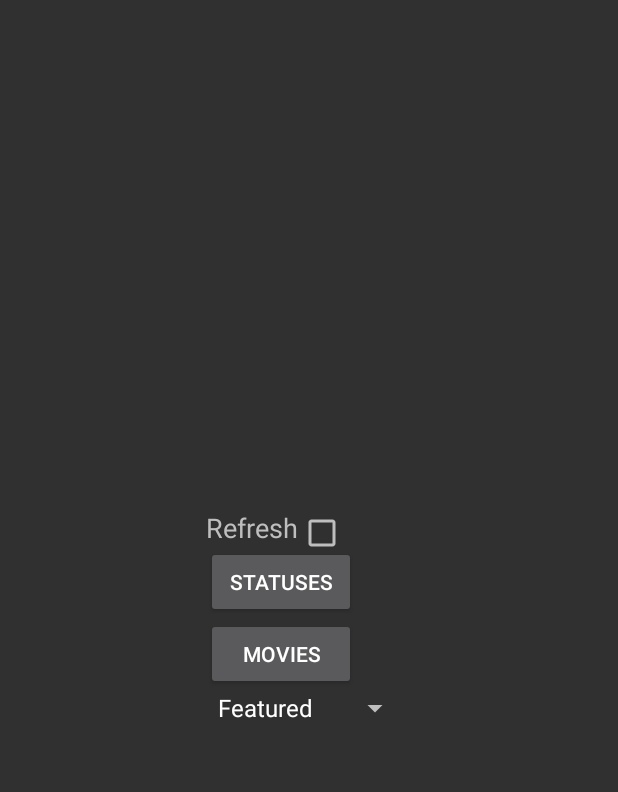
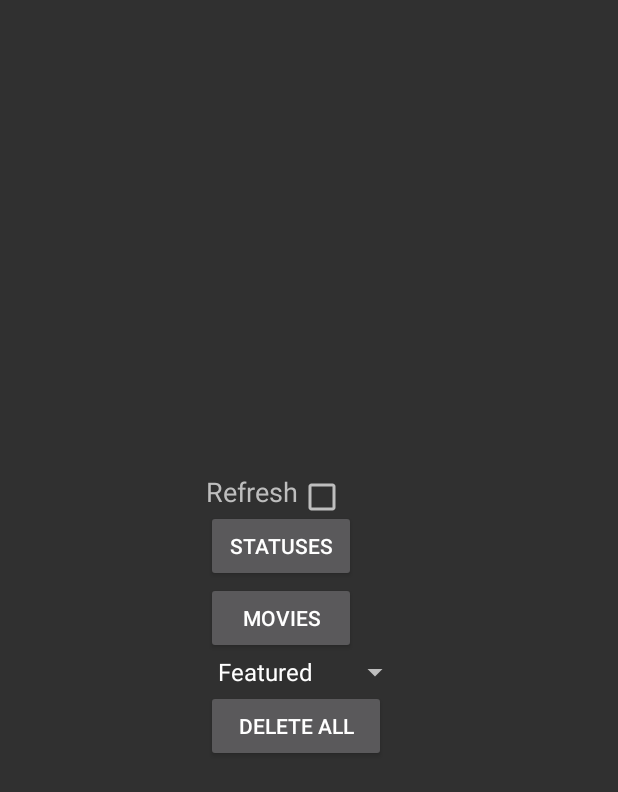
Before and after one commit to Kirtsim/MovieStop, an Android app: the DebugActivity screen opened directly, with no data from a screen before it, on a phone screen of 412 x 824 dp. Shown: the top 792 px of the screen. Run offline under Robolectric (Android 15) with nearby library versions, the phone set to English and light mode, and no system bars; our stand-ins replace RxJava.

Commit message:
add a Deletion button to Debug Activity to clear the database

```diff
--- a/app/src/main/java/fm/kirtsim/kharos/moviestop/debug/db/DebugActivity.java
+++ b/app/src/main/java/fm/kirtsim/kharos/moviestop/debug/db/DebugActivity.java
@@ -2,6 +2,7 @@ package fm.kirtsim.kharos.moviestop.debug.db;
 
 import android.os.Bundle;
 import android.support.annotation.Nullable;
+import android.support.design.widget.Snackbar;
 import android.support.v4.app.FragmentTransaction;
 import android.support.v7.app.AppCompatActivity;
 import android.util.Log;
@@ -12,7 +13,13 @@ import android.widget.Button;
 import android.widget.CheckBox;
 import android.widget.Spinner;
 
+import javax.inject.Inject;
+
+import fm.kirtsim.kharos.moviestop.App;
 import fm.kirtsim.kharos.moviestop.R;
+import fm.kirtsim.kharos.moviestop.repository.MovieRepository;
+import io.reactivex.CompletableObserver;
+import io.reactivex.android.schedulers.AndroidSchedulers;
 
 import static fm.kirtsim.kharos.moviestop.debug.db.DebugFragmentArguments.ARG_REFRESH;
 import static fm.kirtsim.kharos.moviestop.debug.db.DebugFragmentArguments.ARG_STATUS;
@@ -23,6 +30,9 @@ import static fm.kirtsim.kharos.moviestop.debug.db.DebugFragmentArguments.ARG_ST
 
 public final class DebugActivity extends AppCompatActivity {
 
+    @Inject
+    MovieRepository repo;
+
     private ViewGroup toolContainer;
 
     private CheckBox refreshCbx;
@@ -31,6 +41,7 @@ public final class DebugActivity extends AppCompatActivity {
 
     private Button showMoviesBtn;
     private Button showStatusesBtn;
+    private Button deleteAllBtn;
 
     private String[] statusCodes;
     private String status;
@@ -38,6 +49,7 @@ public final class DebugActivity extends AppCompatActivity {
 
     @Override
     protected void onCreate(@Nullable Bundle savedInstanceState) {
+        ((App) getApplication()).getTmdbApiComponent().inject(this);
         super.onCreate(savedInstanceState);
         setContentView(R.layout.debug_db_activity);
         initStatusCodes();
@@ -45,6 +57,12 @@ public final class DebugActivity extends AppCompatActivity {
 
         showMoviesBtn.setOnClickListener(ev -> showFragment(new DebugFragmentMovieDB()));
         showStatusesBtn.setOnClickListener(ev -> showFragment(new DebugFragmentMovieStatusDB()));
+        deleteAllBtn.setOnClickListener(ev -> {
+            repo.clearDatabase().observeOn(AndroidSchedulers.mainThread())
+                    .subscribe(() -> Snackbar.make(toolContainer,
+                            "database cleared", Snackbar.LENGTH_SHORT).show(),
+                            e -> Snackbar.make(toolContainer, "failed to clear the db", Snackbar.LENGTH_SHORT).show());
+        });
 
         statusSpinner.setOnItemSelectedListener(new AdapterView.OnItemSelectedListener() {
             @Override
@@ -78,6 +96,7 @@ public final class DebugActivity extends AppCompatActivity {
         statusSpinner = findViewById(R.id.status_spinner);
         showMoviesBtn = findViewById(R.id.btn_fetch_movies);
         showStatusesBtn = findViewById(R.id.btn_fetch_status);
+        deleteAllBtn = findViewById(R.id.btn_delete);
     }
 
     private void showFragment(DebugFragment fragment) {
--- a/app/src/main/java/fm/kirtsim/kharos/moviestop/debug/db/DebugFragment.java
+++ b/app/src/main/java/fm/kirtsim/kharos/moviestop/debug/db/DebugFragment.java
@@ -4,6 +4,7 @@ import android.os.Bundle;
 import android.support.annotation.LayoutRes;
 import android.support.annotation.Nullable;
 import android.support.v4.app.Fragment;
+import android.util.Log;
 import android.view.LayoutInflater;
 import android.view.View;
 import android.view.ViewGroup;
--- a/app/src/main/java/fm/kirtsim/kharos/moviestop/di/component/TMDBApiComponent.java
+++ b/app/src/main/java/fm/kirtsim/kharos/moviestop/di/component/TMDBApiComponent.java
@@ -3,6 +3,7 @@ package fm.kirtsim.kharos.moviestop.di.component;
 import javax.inject.Singleton;
 
 import dagger.Component;
+import fm.kirtsim.kharos.moviestop.debug.db.DebugActivity;
 import fm.kirtsim.kharos.moviestop.debug.db.DebugFragment;
 import fm.kirtsim.kharos.moviestop.di.AppModule;
 import fm.kirtsim.kharos.moviestop.di.TMDBApiModule;
@@ -19,4 +20,6 @@ public interface TMDBApiComponent {
     void inject(HomeFragment homeFragment);
 
     void inject(DebugFragment debugFragment);
+
+    void inject(DebugActivity debugActivity);
 }
--- a/app/src/main/java/fm/kirtsim/kharos/moviestop/home/HomeFragmentVM.java
+++ b/app/src/main/java/fm/kirtsim/kharos/moviestop/home/HomeFragmentVM.java
@@ -68,8 +68,10 @@ public class HomeFragmentVM extends ViewModel {
     }
 
     private String firstMoviePosterURL(List<Movie> movies) {
-        if (movies != null && movies.size() > 0)
+        if (movies != null && movies.size() > 0) {
+            Log.d("DEBUG", movies.get(0).getTitle() + "  " + movies.get(0).getId());
             return posterBaseUrl + movies.get(0).getBackdropPath();
+        }
         return "";
     }
 
--- a/app/src/main/res/layout/debug_db_activity.xml
+++ b/app/src/main/res/layout/debug_db_activity.xml
@@ -50,6 +50,13 @@
             android:entries="@array/movie_status"
             android:layout_below="@id/btn_fetch_movies"/>
 
+        <Button
+            android:id="@+id/btn_delete"
+            android:text="Delete All"
+            android:layout_width="120dp"
+            android:layout_height="wrap_content"
+            android:layout_below="@id/status_spinner"/>
+
     </RelativeLayout>
 
 
```
Also changed, not shown: app/src/main/java/fm/kirtsim/kharos/moviestop/debug/db/adapter/MovieAdapter.java (+5 -2 lines).
